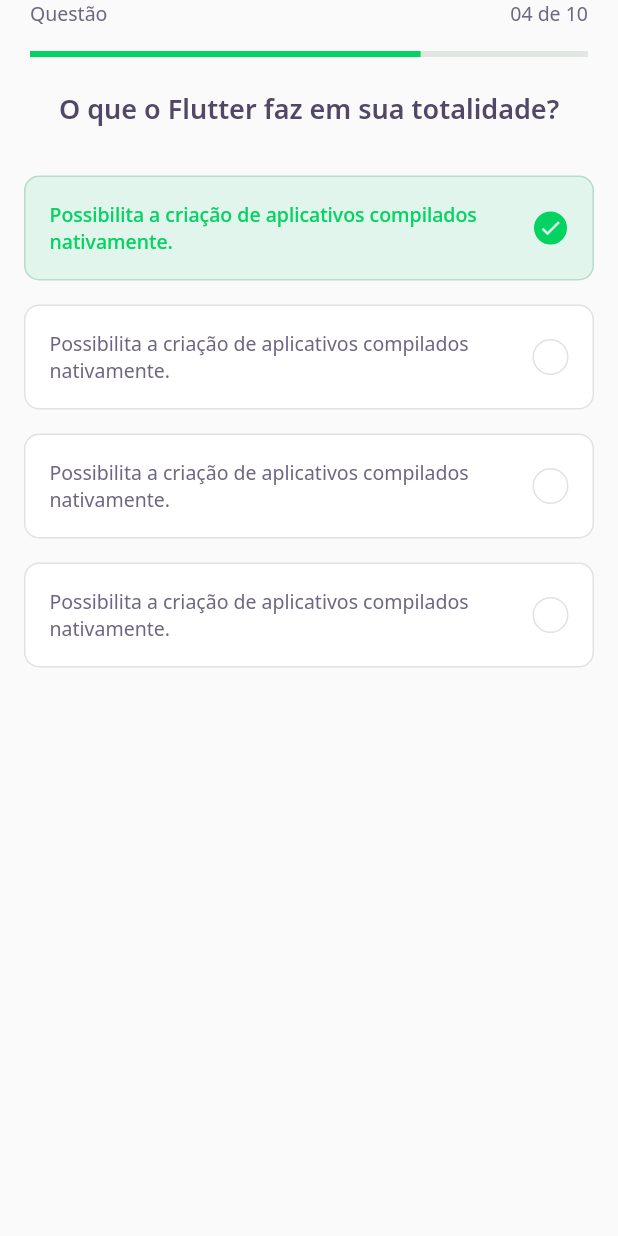
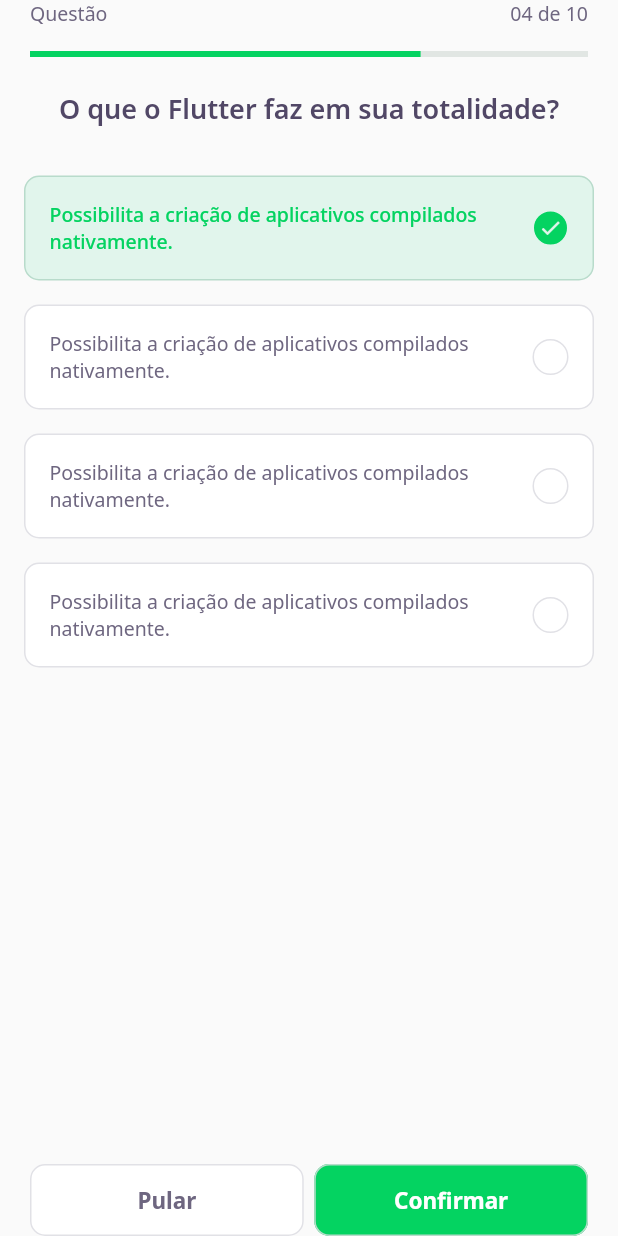
Before and after one commit to davisantosr/nlw5_flutter_devquiz, a Flutter app: the screen it shows after launch, on a phone screen of 412 x 824 dp. Run offline on Flutter 3.47's test engine with Material 2 defaults, Android fonts, the phone set to English and light mode, and no system bars; our stand-ins replace google_fonts; accounts and stored records are empty.

Commit message:
Button Challenge

```diff
--- a/lib/challenge/challenge_page.dart
+++ b/lib/challenge/challenge_page.dart
@@ -1,3 +1,4 @@
+import 'package:devquiz/challenge/nextbutton/next_button_widget.dart';
 import 'package:devquiz/challenge/widgets/question_indicator/question_indicator_widget.dart';
 import 'package:devquiz/challenge/widgets/quiz/quiz_widget.dart';
 import 'package:flutter/material.dart';
@@ -18,6 +19,32 @@ class _ChallengePageState extends State<ChallengePage> {
       body: QuizWidget(
         title: "O que o Flutter faz em sua totalidade?",
       ),
+      bottomNavigationBar: SafeArea(
+        bottom: true,
+        child: Padding(
+          padding: const EdgeInsets.symmetric(
+            horizontal: 20,
+          ),
+          child: Row(
+            mainAxisAlignment: MainAxisAlignment.spaceEvenly,
+            children: [
+              Expanded(
+                  child: NextButtonWidget.white(
+                label: 'Pular',
+                onTap: () {},
+              )),
+              SizedBox(
+                width: 7,
+              ),
+              Expanded(
+                  child: NextButtonWidget.green(
+                label: 'Confirmar',
+                onTap: () {},
+              )),
+            ],
+          ),
+        ),
+      ),
     );
   }
 }
--- a/lib/challenge/nextbutton/next_button_widget.dart
+++ b/lib/challenge/nextbutton/next_button_widget.dart
@@ -1,15 +1,62 @@
 import 'package:flutter/material.dart';
+import 'package:google_fonts/google_fonts.dart';
+import 'package:devquiz/core/app_colors.dart';
 
 class NextButtonWidget extends StatelessWidget {
   final String label;
+  final Color backgroundColor;
+  final Color fontColor;
+  final Color borderColor;
+  final VoidCallback onTap;
 
-  NextButtonWidget({required this.label});
+  NextButtonWidget(
+      {required this.label,
+      required this.backgroundColor,
+      required this.fontColor,
+      required this.borderColor,
+      required this.onTap});
+
+  // named constructor
+  NextButtonWidget.green({
+    required String label,
+    required VoidCallback onTap,
+  })   : this.backgroundColor = AppColors.darkGreen,
+        this.fontColor = AppColors.white,
+        this.borderColor = AppColors.green,
+        this.label = label,
+        this.onTap = onTap;
+
+  NextButtonWidget.white({
+    required String label,
+    required VoidCallback onTap,
+  })   : this.backgroundColor = AppColors.white,
+        this.fontColor = AppColors.grey,
+        this.borderColor = AppColors.border,
+        this.onTap = onTap,
+        this.label = label;
 
   @override
   Widget build(BuildContext context) {
-    return TextButton(
-      onPressed: () {},
-      child: Text(label),
+    return Container(
+      height: 48,
+      child: TextButton(
+        style: ButtonStyle(
+            backgroundColor: MaterialStateProperty.all(backgroundColor),
+            shape: MaterialStateProperty.all(RoundedRectangleBorder(
+                borderRadius: BorderRadius.circular(10))),
+            side: MaterialStateProperty.all(BorderSide(
+              color: borderColor,
+            ))),
+        onPressed: onTap,
+        child: Text(
+          label,
+          style: GoogleFonts.notoSans(
+            fontWeight: FontWeight.bold,
+            fontSize: 15,
+            color: fontColor,
+          ),
+        ),
+      ),
     );
   }
 }
```
